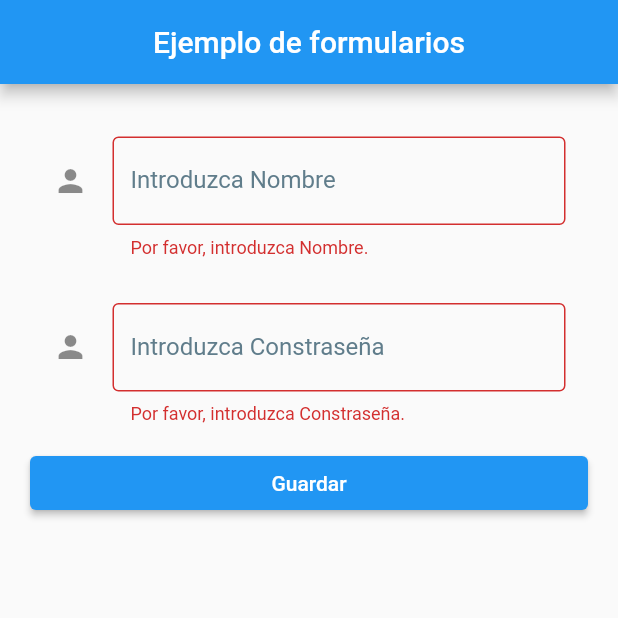
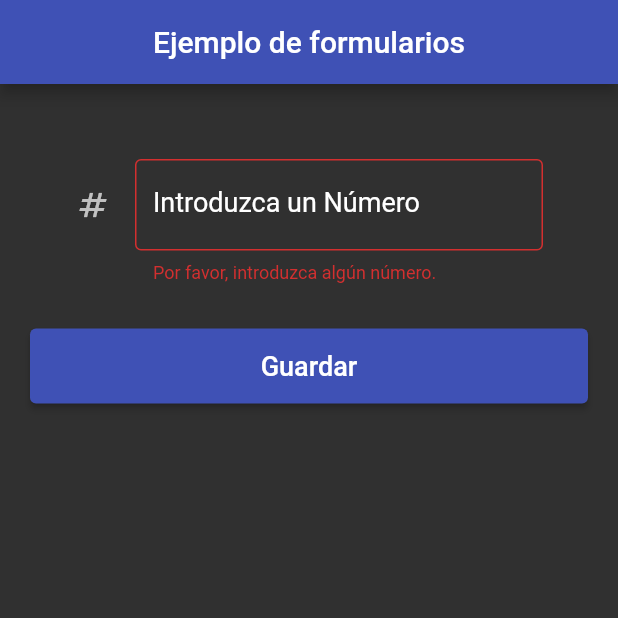
Before and after one commit to AngelDiaaz/FlutterPrimeraApp, a Flutter app: the screen it shows after launch, after a tap on "Guardar", on a phone screen of 412 x 824 dp, the top half of it. Run offline on Flutter 3.47's test engine with Material 2 defaults, Android fonts, the phone set to English and light mode, and no system bars.

Commit message:
Ejercicio 13 hecho

```diff
--- a/primeritaapp/lib/main.dart
+++ b/primeritaapp/lib/main.dart
@@ -1,3 +1,5 @@
+import 'dart:math';
+
 import 'package:flutter/material.dart';
 
 void main() => runApp(const MyApp());
@@ -10,20 +12,26 @@ class MyApp extends StatelessWidget {
     return MaterialApp(
       debugShowCheckedModeBanner: false,
       title: 'ejemplo',
-      theme: ThemeData(
-        primarySwatch: Colors.blue,
+      // ThemeData.light().copyWith(
+      //   appBarTheme: const AppBarTheme(
+      //     color: Colors.indigo,
+      //   )
+      theme: ThemeData.dark().copyWith(
+        appBarTheme: const AppBarTheme(
+          color: Colors.indigo,
+        ),
         inputDecorationTheme: const InputDecorationTheme(
           border: OutlineInputBorder(
-            borderSide: BorderSide(color: Colors.blueGrey),
+            borderSide: BorderSide(color: Colors.blueAccent),
           ),
           enabledBorder: OutlineInputBorder(
-            borderSide: BorderSide(color: Colors.green),
+            borderSide: BorderSide(color: Colors.greenAccent),
           ),
           focusedBorder: OutlineInputBorder(
             borderSide: BorderSide(color: Colors.deepPurple),
           ),
           labelStyle: TextStyle(
-            color: Colors.blueGrey,
+            color: Colors.white,
           ),
         ),
       ),
@@ -36,11 +44,11 @@ class HomeWidget extends StatelessWidget {
   final _formKey = GlobalKey<FormState>();
   final List<TextEditingController> _textEditingControllers = [];
   final List<Widget> _widgets = [];
+  final _numero = Random().nextInt(99 - 1) + 1;
 
   HomeWidget({Key? key}) : super(key: key) {
     List<String> fieldNames = [
-      "Nombre",
-      "Constraseña",
+      "Número",
     ];
     for (int i = 0; i < fieldNames.length; i++) {
       String fieldName = fieldNames[i];
@@ -48,7 +56,7 @@ class HomeWidget extends StatelessWidget {
           TextEditingController(text: "");
       _textEditingControllers.add(textEditingController);
       _widgets.add(Padding(
-        padding: const EdgeInsets.all(15.0),
+        padding: const EdgeInsets.all(30.0),
         child: _createTextFormField(fieldName, textEditingController),
       ));
     }
@@ -56,8 +64,13 @@ class HomeWidget extends StatelessWidget {
       onPressed: () {
         _formKey.currentState?.validate();
       },
-      child: const Text('Guardar'),
+      style: ElevatedButton.styleFrom(
+        backgroundColor: Colors.indigo,
+        minimumSize: const Size(50, 50),// Background color
+      ),
+      child: const Text('Guardar', style: TextStyle(fontSize: 18)),
     ));
+    _widgets.add(const SizedBox(height: 200,));
   }
 
   TextFormField _createTextFormField(
@@ -65,26 +78,25 @@ class HomeWidget extends StatelessWidget {
     return TextFormField(
         validator: (value) {
           if (value!.isEmpty) {
-            return 'Por favor, introduzca $fieldName.';
-          } else if (fieldName == 'Nombre' &&
-              !(RegExp(r"^([A-Z][a-zñáéíóú]+\s*)+$")
-                  .hasMatch(value))) {
-            return 'El nombre debe empiezaz por una letra '
-                '\nmayúscula, y que los caracteres que '
-                '\nle siguien son minúsculas';
-          } else if (fieldName == 'Constraseña' &&
-              !(RegExp(r"^(?=\w*\d)(?=\w*[A-Z])(?=\w*[a-z])\S{8,16}$")
-                  .hasMatch(value))) {
-            return 'La contraseña debe tener al entre 8 y '
-                '\n16 caracteres, al menos un dígito, al '
-                '\nmenos una minúscula y al menos \nuna mayúscula.';
+            return 'Por favor, introduzca algún número.';
+          } else if (int.parse(value) > _numero) {
+            return 'El número introducido es mayor';
+          } else if (int.parse(value) < _numero) {
+            return 'El número introducido es menor';
+          } else if (int.parse(value) == _numero){
+            _widgets.add(const Center(
+                child: Text('Enhorabuena has acertado el número!!!',
+                  style: TextStyle(fontSize: 20,),)));
           }
           return null;
         },
         decoration: InputDecoration(
-            icon: const Icon(Icons.person),
+            icon: const Icon(Icons.numbers),
             hintText: fieldName,
-            labelText: 'Introduzca $fieldName'),
+            labelText: 'Introduzca un $fieldName'),
+        style: const TextStyle(
+          fontSize: 18,
+        ),
         controller: controller);
   }
 
```
